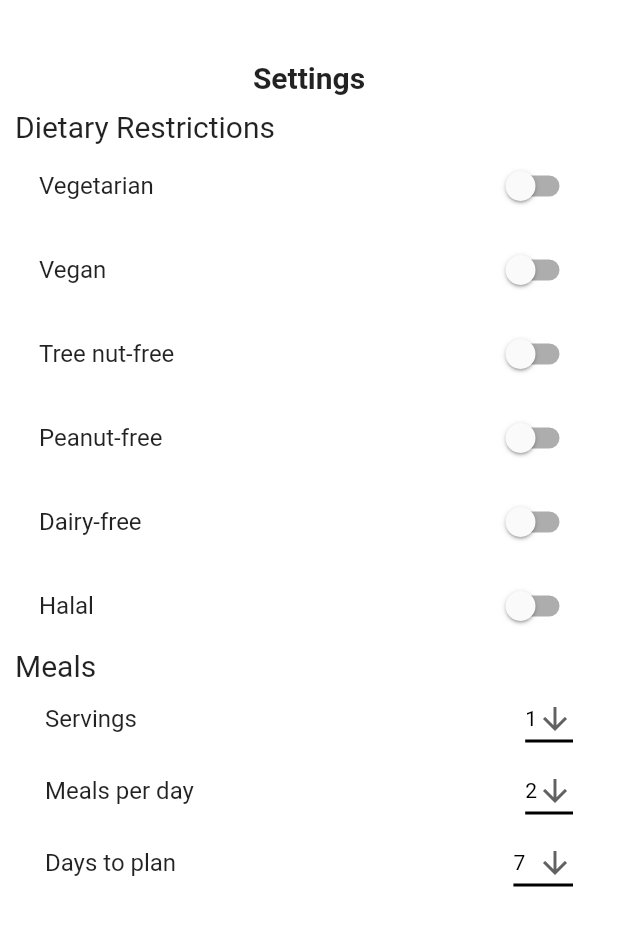
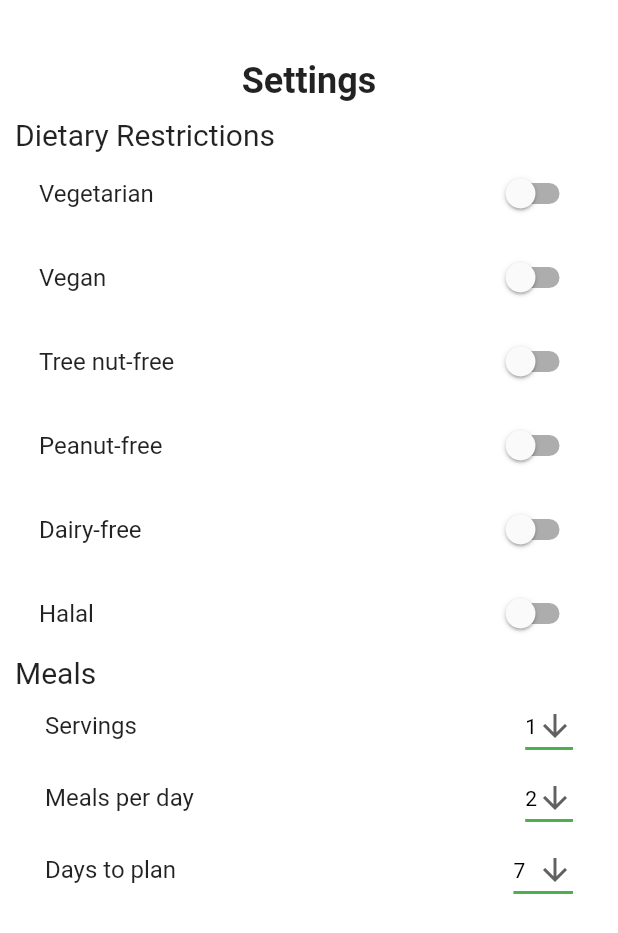
Before and after one commit to christopherlam888/recipe-ready-frontend, a Flutter app: the Settings screen opened by its route, on a phone screen of 412 x 824 dp. Shown: the top 933 px of the screen. Run offline on Flutter 3.47's test engine with Material 2 defaults, Android fonts, the phone set to English and light mode, and no system bars; our stand-ins replace flutter_slidable, grouped_list; network calls fail.

Commit message:
design changes and placeholder image

```diff
--- a/lib/recipe.dart
+++ b/lib/recipe.dart
@@ -47,7 +47,7 @@ class _RecipeState extends State<Recipe> {
                     ),
                     Text(state.activeRecipe.name,
                         style: TextStyle(
-                          fontSize: 40.0,
+                          fontSize: 30.0,
                           fontWeight: FontWeight.bold,
                           color: Colors.black,
                         )),
@@ -61,7 +61,7 @@ class _RecipeState extends State<Recipe> {
                     ),
                     Padding(
                       padding: const EdgeInsets.symmetric(vertical: 10.0),
-                      child: Center(child: Icon(Icons.image)),
+                      child: Center(child: Image.network('https://upload.wikimedia.org/wikipedia/commons/6/6d/Good_Food_Display_-_NCI_Visuals_Online.jpg')),
                     ),
                     Row(
                       mainAxisAlignment: MainAxisAlignment.spaceEvenly,
--- a/lib/settings.dart
+++ b/lib/settings.dart
@@ -23,7 +23,7 @@ class _SettingsState extends State<Settings> {
                   Text(
                     "Settings",
                     textAlign: TextAlign.center,
-                    style: TextStyle(fontSize: 20, fontWeight: FontWeight.bold),
+                    style: TextStyle(fontSize: 24, fontWeight: FontWeight.bold),
                   ),
                   SizedBox(height: 10.0),
                   Text(
@@ -32,7 +32,7 @@ class _SettingsState extends State<Settings> {
                   ),
                   SwitchListTile(
                     title: Text("Vegetarian"),
-                    activeColor: Colors.black,
+                    activeColor: Colors.green,
                     value: state.vegetarian,
                     onChanged: (bool value) {
                       setState(() {
@@ -42,7 +42,7 @@ class _SettingsState extends State<Settings> {
                   ),
                   SwitchListTile(
                     title: Text("Vegan"),
-                    activeColor: Colors.black,
+                    activeColor: Colors.green,
                     value: state.vegan,
                     onChanged: (bool value) {
                       setState(() {
@@ -52,7 +52,7 @@ class _SettingsState extends State<Settings> {
                   ),
                   SwitchListTile(
                     title: Text("Tree nut-free"),
-                    activeColor: Colors.black,
+                    activeColor: Colors.green,
                     value: state.noTreenuts,
                     onChanged: (bool value) {
                       setState(() {
@@ -62,7 +62,7 @@ class _SettingsState extends State<Settings> {
                   ),
                   SwitchListTile(
                     title: Text("Peanut-free"),
-                    activeColor: Colors.black,
+                    activeColor: Colors.green,
                     value: state.noPeanuts,
                     onChanged: (bool value) {
                       setState(() {
@@ -72,7 +72,7 @@ class _SettingsState extends State<Settings> {
                   ),
                   SwitchListTile(
                     title: Text("Dairy-free"),
-                    activeColor: Colors.black,
+                    activeColor: Colors.green,
                     value: state.noDairy,
                     onChanged: (bool value) {
                       setState(() {
@@ -82,7 +82,7 @@ class _SettingsState extends State<Settings> {
                   ),
                   SwitchListTile(
                     title: Text("Halal"),
-                    activeColor: Colors.black,
+                    activeColor: Colors.green,
                     value: state.halal,
                     onChanged: (bool value) {
                       setState(() {
@@ -109,7 +109,7 @@ class _SettingsState extends State<Settings> {
                           iconSize: 24,
                           elevation: 16,
                           style: const TextStyle(color: Colors.black),
-                          underline: Container(height: 2, color: Colors.black),
+                          underline: Container(height: 2, color: Colors.green),
                           onChanged: (String? newValue) {
                             setState(() {
                               state.numPeople = int.parse(newValue!);
@@ -149,7 +149,7 @@ class _SettingsState extends State<Settings> {
                           iconSize: 24,
                           elevation: 16,
                           style: const TextStyle(color: Colors.black),
-                          underline: Container(height: 2, color: Colors.black),
+                          underline: Container(height: 2, color: Colors.green),
                           onChanged: (String? newValue) {
                             setState(() {
                               state.mealsPerDay = int.parse(newValue!);
@@ -181,7 +181,7 @@ class _SettingsState extends State<Settings> {
                           iconSize: 24,
                           elevation: 16,
                           style: const TextStyle(color: Colors.black),
-                          underline: Container(height: 2, color: Colors.black),
+                          underline: Container(height: 2, color: Colors.green),
                           onChanged: (String? newValue) {
                             setState(() {
                               state.numDaysPlanned = int.parse(newValue!);
```
